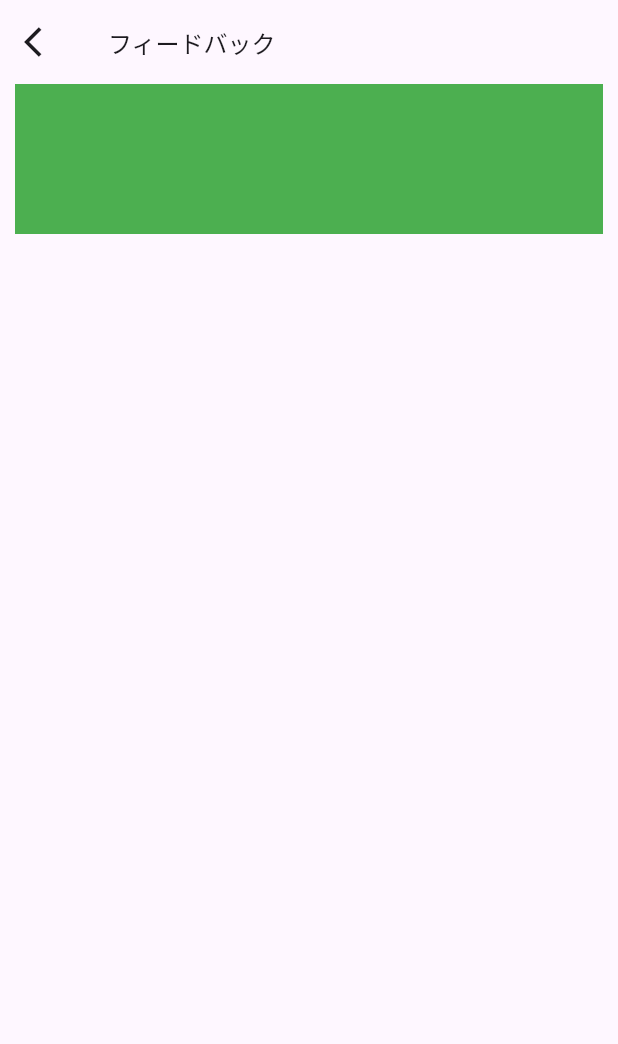
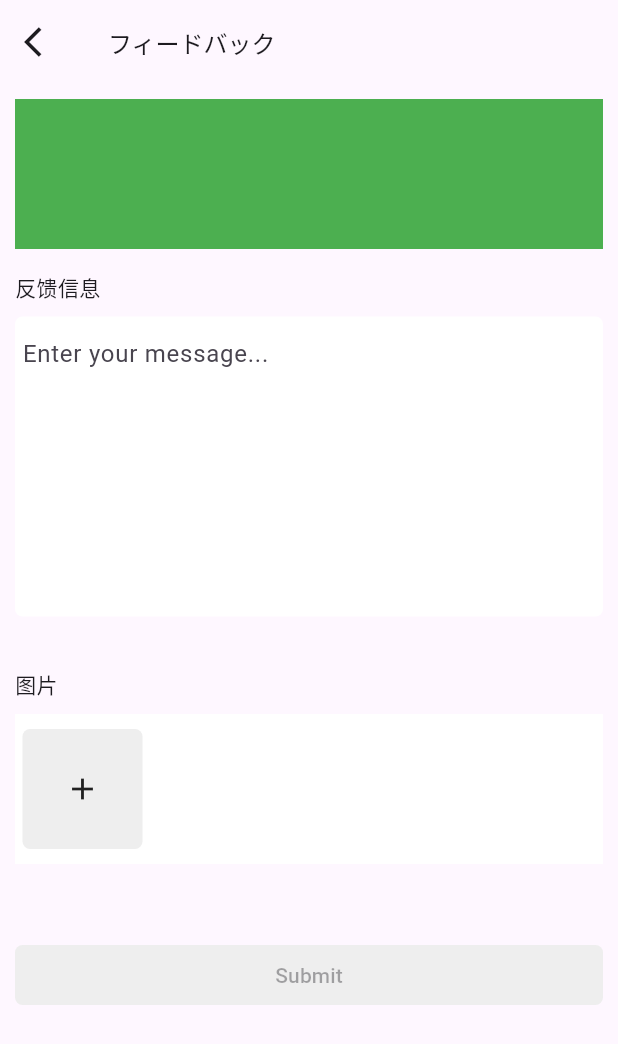
Before and after one commit to HarvesYoung/rate, a Flutter app: the FeedbackPage screen opened by its route, on a phone screen of 412 x 824 dp. Shown: the top 1044 px of the screen. Run offline on Flutter 3.47's test engine with Material 3 defaults, Android fonts, the phone set to English and light mode, and no system bars; our stand-ins replace dio, flutter_dotenv, flutter_hooks, flutter_riverpod, fluttertoast, hooks_riverpod and 1 more; network calls fail.

Commit message:
feedback_page.dart 30%

```diff
--- a/lib/pages/feedback_page.dart
+++ b/lib/pages/feedback_page.dart
@@ -1,30 +1,104 @@
 import 'package:flutter/material.dart';
+import 'package:flutter_hooks/flutter_hooks.dart';
 
-class FeedbackPage extends StatelessWidget {
+class FeedbackPage extends HookWidget {
   const FeedbackPage({super.key});
 
   @override
   Widget build(BuildContext context) {
+
+    final imageLength = useState(0);
+    final isSubmitInfoComplete = useState(false);
+
     return Scaffold(
       appBar: AppBar(
         leading: IconButton(
           icon: const Icon(Icons.arrow_back_ios),
           onPressed: () => Navigator.of(context).pop(),
         ),
-        title: const Text('フィードバック', style: TextStyle(
+        title: const Text('フィードバック',
+          style: TextStyle(
           fontSize: 16
         ),),
       ),
       body: Container(
-        padding: EdgeInsets.symmetric(horizontal: 10),
+        padding: EdgeInsets.only(left: 10, right: 10, top: 10),
         child: ListView(
           children: [
             Container(
               color: Colors.green,
               height: 100,
             ),
-            const SizedBox(height: 5,),
+            const SizedBox(height: 15,),
 
+            const Text('反馈信息'),
+
+            const SizedBox(height: 10,),
+
+            Container(
+              padding: EdgeInsets.only(left: 5, top: 5, right: 5, bottom: 10),
+              height: 200,
+              decoration: BoxDecoration(
+                color: Colors.white,
+                borderRadius: BorderRadius.circular(5)
+              ),
+              child: TextFormField(
+                maxLines: 5,
+                decoration: InputDecoration(
+                  hintText: 'Enter your message...',
+                  border: InputBorder.none,
+                  enabledBorder: InputBorder.none,
+                  focusedBorder: InputBorder.none,
+                ),
+              )
+            ),
+
+            const SizedBox(height: 35,),
+
+            const Text('图片'),
+
+            const SizedBox(height: 10,),
+
+            Container(
+              height: 100,
+              padding: EdgeInsets.all(5),
+              decoration: BoxDecoration(
+                color: Colors.white
+              ),
+              child: Row(
+                children: [
+                  // todo display picked image
+
+                  if(imageLength.value < 3)SizedBox(
+                    height: 80,
+                    width: 80,
+                    child: Container(
+                      decoration: BoxDecoration(
+                        borderRadius: BorderRadius.circular(5),
+                        color: Colors.grey.shade200
+                      ),
+                      child: Center(
+                        child: const Icon(Icons.add),
+                      )
+                    )
+                  )
+                ],
+              ),
+            ),
+
+            const SizedBox(height: 50,),
+
+            OutlinedButton(
+              onPressed: null,
+              style: OutlinedButton.styleFrom(
+                shape: RoundedRectangleBorder(
+                  borderRadius: BorderRadius.circular(5),
+                ),
+                side: BorderSide.none,
+                backgroundColor: isSubmitInfoComplete.value ? Colors.redAccent : Colors.grey.shade200
+              ),
+              child: Text('Submit', style: isSubmitInfoComplete.value ? TextStyle(color: Colors.white) : null),
+            )
           ],
         )
       )
```
